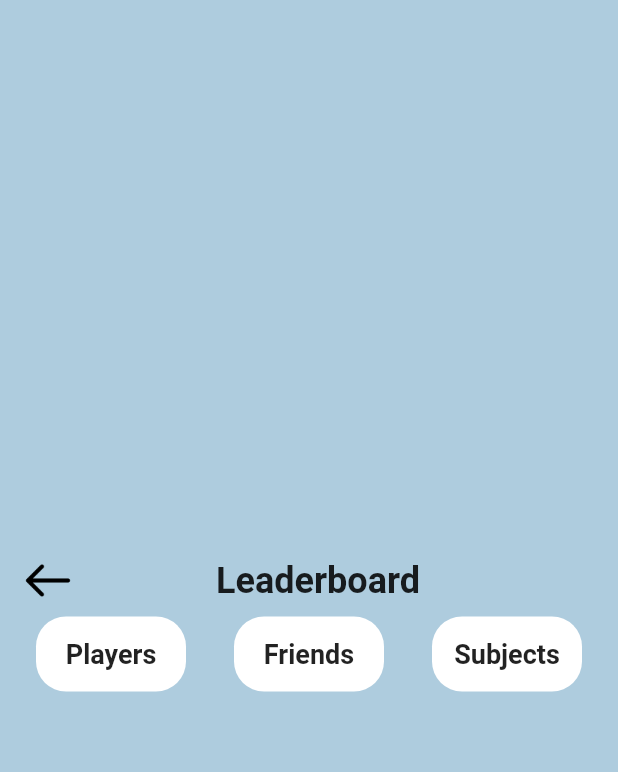
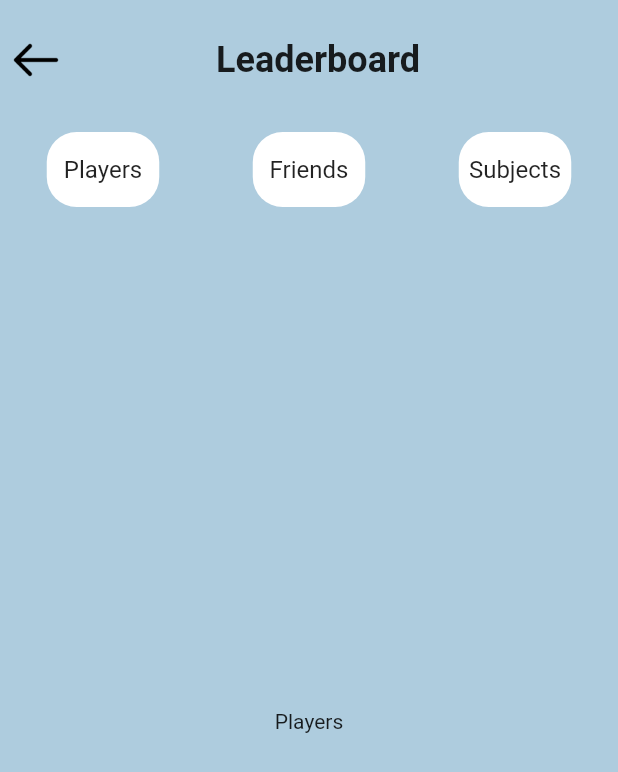
Before and after one commit to sanwaralkmali/kidlogame_app, a Flutter app: the LeaderBoardScreen screen opened by its route, on a phone screen of 412 x 824 dp. Shown: the top 772 px of the screen. Run offline on Flutter 3.47's test engine with Material 2 defaults, Android fonts, the phone set to English and light mode, and no system bars; our stand-ins replace cloud_firestore, firebase_core, shared_preferences; accounts and stored records are empty; project files that could hold a hidden picture were left out.

Commit message:
Leaderboard Screen. TODO: Leaderboard tap screens must be implemented next

```diff
--- a/lib/main.dart
+++ b/lib/main.dart
@@ -68,9 +68,7 @@
       _getUser().then((user) {
         Provider.of<UserProvider>(context, listen: false).user;
       }).catchError((error) {
-        if (error.toString() == 'Exception: User not logged in') {
-          print('User not logged in');
-        }
+        if (error.toString() == 'Exception: User not logged in') {}
       });
     });
   }
--- a/lib/services/navigation-bar-provider.dart
+++ b/lib/services/navigation-bar-provider.dart
@@ -1,3 +1,5 @@
+// ignore_for_file: file_names
+
 import 'package:flutter/material.dart';
 
 class NavigationProvider with ChangeNotifier {
--- a/lib/services/user-provider.dart
+++ b/lib/services/user-provider.dart
@@ -1,3 +1,5 @@
+// ignore_for_file: file_names
+
 import 'package:cloud_firestore/cloud_firestore.dart';
 
 import 'package:firebase_core/firebase_core.dart';
--- a/lib/utils/app&bottomBars/new-game-appBar.dart
+++ b/lib/utils/app&bottomBars/new-game-appBar.dart
@@ -1,4 +1,4 @@
-// ignore_for_file: non_constant_identifier_names
+// ignore_for_file: file_names, non_constant_identifier_names
 
 import 'package:flutter/material.dart';
 import 'package:provider/provider.dart';
--- a/lib/utils/forms/search-filter-games.dart
+++ b/lib/utils/forms/search-filter-games.dart
@@ -1,3 +1,5 @@
+// ignore_for_file: file_names
+
 import 'package:flutter/material.dart';
 
 class MySearchBar extends StatelessWidget {
--- a/lib/utils/new-game-components/new-game-difficulty.dart
+++ b/lib/utils/new-game-components/new-game-difficulty.dart
@@ -1,3 +1,4 @@
+// ignore_for_file: file_names
 import 'package:flutter/material.dart';
 
 class NewGameDifficulty extends StatefulWidget {
--- a/lib/utils/new-game-components/new-game-start-btn.dart
+++ b/lib/utils/new-game-components/new-game-start-btn.dart
@@ -1,3 +1,4 @@
+// ignore_for_file: file_names
 import 'package:flutter/material.dart';
 
 class NewGameStartButton extends StatelessWidget {
--- a/lib/utils/new-game-components/new-game-subjects.dart
+++ b/lib/utils/new-game-components/new-game-subjects.dart
@@ -1,3 +1,4 @@
+// ignore_for_file: file_names
 import 'package:flutter/material.dart';
 
 class NewGameSubjectsMenu extends StatefulWidget {
--- a/lib/utils/new-game-components/new-game-topics.dart
+++ b/lib/utils/new-game-components/new-game-topics.dart
@@ -1,3 +1,4 @@
+// ignore_for_file: file_names
 import 'package:flutter/material.dart';
 
 class NewGameTopicsMenu extends StatefulWidget {
--- a/lib/views/game/games-layout.dart
+++ b/lib/views/game/games-layout.dart
@@ -1,3 +1,4 @@
+// ignore_for_file: file_names
 import 'package:flutter/material.dart';
 import 'package:kidlogame_app/utils/forms/search-filter-games.dart';
 import 'package:kidlogame_app/utils/homeComponents/game-card.dart';
@@ -34,8 +35,7 @@
             ),
             delegate: SliverChildBuilderDelegate(
               (BuildContext context, int index) {
-                return Container(
-                  child: const Card(
+                return const Card(
                   elevation: 16,
                   color: Color(0xFFEEEEEE),
                   shape: RoundedRectangleBorder(
@@ -44,10 +44,9 @@
                     ),
                   ),
                   child: Padding(
-                      padding: EdgeInsets.only(
-                          top: 16, left: 8, right: 8, bottom: 8),
+                    padding:
+                        EdgeInsets.only(top: 16, left: 8, right: 8, bottom: 8),
                     child: GameCard(),
-                    ),
                   ),
                 );
               },
--- a/lib/views/game/games-screen.dart
+++ b/lib/views/game/games-screen.dart
@@ -1,5 +1,6 @@
+// ignore_for_file: file_names
 import 'package:flutter/material.dart';
-import 'package:kidlogame_app/utils/app&bottomBars/appBar.dart';
+import 'package:kidlogame_app/utils/app&bottomBars/main-appBar.dart';
 import 'package:kidlogame_app/views/game/games-layout.dart';
 
 class GamesScreen extends StatefulWidget {
--- a/lib/views/game/new-game-card.dart
+++ b/lib/views/game/new-game-card.dart
@@ -1,3 +1,4 @@
+// ignore_for_file: file_names
 import 'package:flutter/material.dart';
 import 'package:kidlogame_app/utils/new-game-components/game-type.dart';
 import 'package:kidlogame_app/utils/new-game-components/new-game-difficulty.dart';
--- a/lib/views/home/homeLayout/home-main-content.dart
+++ b/lib/views/home/homeLayout/home-main-content.dart
@@ -1,5 +1,6 @@
+// ignore_for_file: file_names
 import 'package:flutter/material.dart';
-import 'package:kidlogame_app/utils/app&bottomBars/appBar.dart';
+import 'package:kidlogame_app/utils/app&bottomBars/main-appBar.dart';
 import 'package:kidlogame_app/utils/buttons/new-game-btn.dart';
 import 'package:kidlogame_app/views/home/homeLayout/explore-layout.dart';
 import 'package:kidlogame_app/views/home/homeLayout/ready-games-layout.dart';
--- a/lib/views/home/home_screen.dart
+++ b/lib/views/home/home_screen.dart
@@ -1,5 +1,4 @@
 import 'package:flutter/material.dart';
-import 'package:kidlogame_app/utils/app&bottomBars/appBar.dart';
 import 'package:kidlogame_app/views/game/games-screen.dart';
 import 'package:kidlogame_app/views/home/homeLayout/home-main-content.dart';
 import 'package:kidlogame_app/views/leaderboard/main-leaderboard-screen.dart';
--- a/lib/views/leaderboard/leader-board-tabs.dart
+++ /dev/null
@@ -1,83 +0,0 @@
-import 'package:flutter/material.dart';
-
-class LeaderBoardTabs extends StatefulWidget {
-  const LeaderBoardTabs({super.key});
-
-  @override
-  State<LeaderBoardTabs> createState() => _LeaderBoardTabsState();
-}
-
-class _LeaderBoardTabsState extends State<LeaderBoardTabs> {
-  @override
-  Widget build(BuildContext context) {
-    return Column(
-      children: [
-        Row(
-          mainAxisAlignment: MainAxisAlignment.spaceAround,
-          children: [
-            GestureDetector(
-              onTap: () {},
-              child: Container(
-                width: 100,
-                height: 50,
-                decoration: BoxDecoration(
-                  color: Colors.white,
-                  borderRadius: BorderRadius.circular(20),
-                ),
-                child: const Center(
-                  child: Text(
-                    'Players',
-                    style: TextStyle(
-                      fontSize: 18,
-                      fontWeight: FontWeight.bold,
-                    ),
-                  ),
-                ),
-              ),
-            ),
-            GestureDetector(
-              onTap: () {},
-              child: Container(
-                width: 100,
-                height: 50,
-                decoration: BoxDecoration(
-                  color: Colors.white,
-                  borderRadius: BorderRadius.circular(20),
-                ),
-                child: const Center(
-                  child: Text(
-                    'Friends',
-                    style: TextStyle(
-                      fontSize: 18,
-                      fontWeight: FontWeight.bold,
-                    ),
-                  ),
-                ),
-              ),
-            ),
-            GestureDetector(
-              onTap: () {},
-              child: Container(
-                width: 100,
-                height: 50,
-                decoration: BoxDecoration(
-                  color: Colors.white,
-                  borderRadius: BorderRadius.circular(20),
-                ),
-                child: const Center(
-                  child: Text(
-                    'Subjects',
-                    style: TextStyle(
-                      fontSize: 18,
-                      fontWeight: FontWeight.bold,
-                    ),
-                  ),
-                ),
-              ),
-            ),
-          ],
-        ),
-      ],
-    );
-  }
-}
--- a/lib/views/leaderboard/leaderboard-header.dart
+++ b/lib/views/leaderboard/leaderboard-header.dart
@@ -1,7 +1,5 @@
+// ignore_for_file: file_names
 import 'package:flutter/material.dart';
-import 'package:kidlogame_app/services/navigation-bar-provider.dart';
-import 'package:provider/provider.dart';
-
 import '../home/home_screen.dart';
 
 class LeaderBoardHeader extends StatelessWidget {
--- a/lib/views/leaderboard/main-leaderboard-screen.dart
+++ b/lib/views/leaderboard/main-leaderboard-screen.dart
@@ -1,5 +1,5 @@
+// ignore_for_file: file_names
 import 'package:flutter/material.dart';
-import 'package:kidlogame_app/views/leaderboard/leader-board-tabs.dart';
 import 'package:kidlogame_app/views/leaderboard/leaderboard-header.dart';
 
 class LeaderBoardScreen extends StatefulWidget {
@@ -10,23 +10,105 @@
 }
 
 class _LeaderBoardScreenState extends State<LeaderBoardScreen> {
+  int selectedIndex = 0;
+  List<Widget> selectedWidget = [
+    const Text('Players'),
+    const Text('Friends'),
+    const Text('Subjects'),
+  ];
   @override
   Widget build(BuildContext context) {
-    return const Scaffold(
-      backgroundColor: Color(0xFFAECCDE),
-      body: Center(
-          child: Padding(
-        padding: EdgeInsets.all(8.0),
-        child: SafeArea(
-          child: Column(
-            mainAxisAlignment: MainAxisAlignment.center,
-            children: [
-              LeaderBoardHeader(),
-              LeaderBoardTabs(),
-            ],
-          ),
+    Widget selectItem = selectedWidget[selectedIndex];
+
+    return Scaffold(
+      backgroundColor: const Color(0xFFAECCDE),
+      body: SafeArea(
+        child: Column(
+          mainAxisAlignment: MainAxisAlignment.start,
+          children: [
+            const SizedBox(height: 16),
+            const LeaderBoardHeader(),
+            const SizedBox(height: 24),
+            Row(
+              mainAxisAlignment: MainAxisAlignment.spaceAround,
+              children: [
+                GestureDetector(
+                  onTap: () {
+                    setState(() {
+                      selectedIndex = 0;
+                    });
+                  },
+                  child: Container(
+                    width: 75,
+                    height: 50,
+                    decoration: BoxDecoration(
+                      color: Colors.white,
+                      borderRadius: BorderRadius.circular(20),
+                    ),
+                    child: const Center(
+                      child: Text(
+                        'Players',
+                        style: TextStyle(
+                          fontSize: 16,
+                        ),
+                      ),
+                    ),
+                  ),
+                ),
+                GestureDetector(
+                  onTap: () {
+                    setState(() {
+                      selectedIndex = 1;
+                    });
+                  },
+                  child: Container(
+                    width: 75,
+                    height: 50,
+                    decoration: BoxDecoration(
+                      color: Colors.white,
+                      borderRadius: BorderRadius.circular(20),
+                    ),
+                    child: const Center(
+                      child: Text(
+                        'Friends',
+                        style: TextStyle(
+                          fontSize: 16,
+                        ),
+                      ),
+                    ),
+                  ),
+                ),
+                GestureDetector(
+                  onTap: () {
+                    setState(() {
+                      selectedIndex = 2;
+                    });
+                  },
+                  child: Container(
+                    width: 75,
+                    height: 50,
+                    decoration: BoxDecoration(
+                      color: Colors.white,
+                      borderRadius: BorderRadius.circular(20),
+                    ),
+                    child: const Center(
+                      child: Text(
+                        'Subjects',
+                        style: TextStyle(
+                          fontSize: 16,
+                        ),
+                      ),
+                    ),
+                  ),
+                ),
+              ],
+            ),
+            Expanded(
+              child: Center(child: selectItem),
+            ),
+          ],
         ),
-      )),
+      ),
     );
   }
 }
```
Also changed, not shown: 1 other file. Lines whose indentation alone changed are shown as unchanged.
